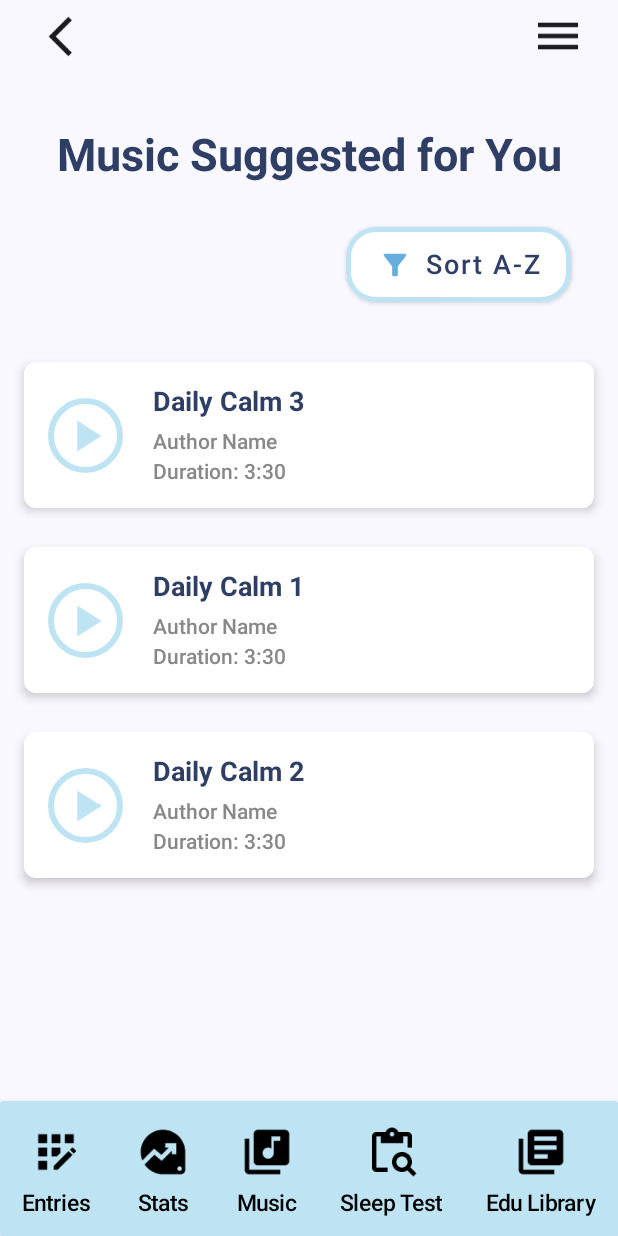
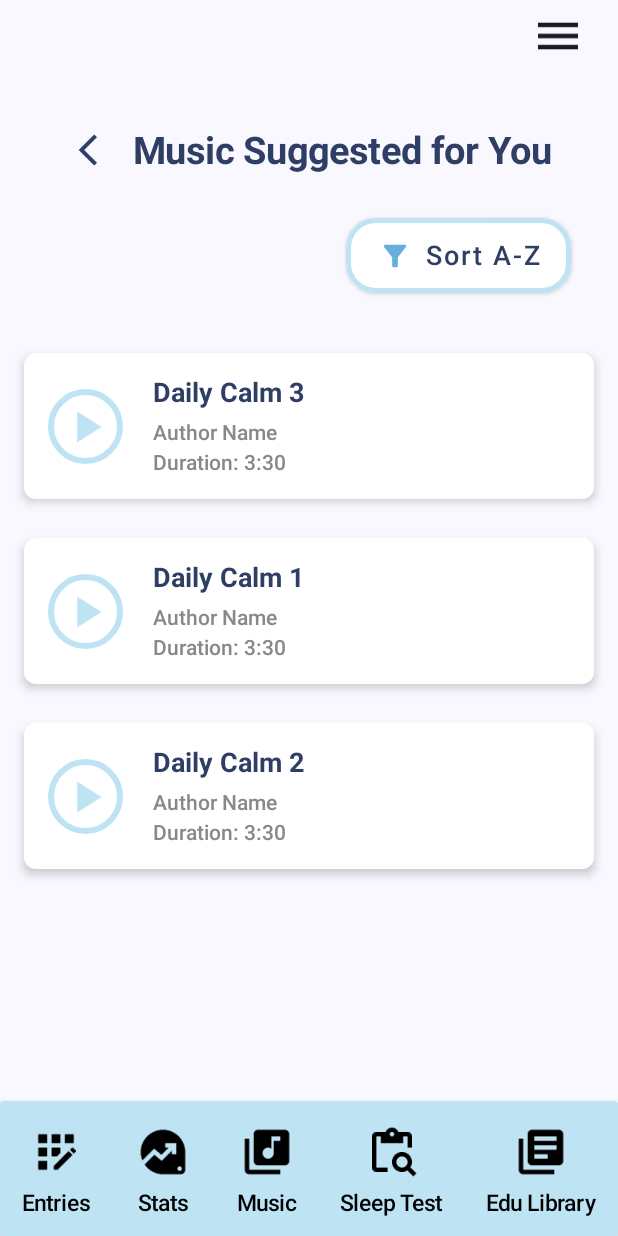
Before and after one commit to wongsssue/MentalHealth, an Android app built with Jetpack Compose: the MusicPage screen opened through its navigation route, on a phone screen of 412 x 824 dp. Run offline under Robolectric (Android 15) with nearby library versions, the phone set to English and light mode, and no system bars; our stand-ins replace Firebase (no records; nobody signed in at launch, a user with empty details on screens opened directly), Room's generated code, livedata-compose; libraries missing offline, so code that uses them is left out: com.github.mikephil.charting, com.google.android.gms.

Commit message:
updated functions

```diff
--- a/app/src/main/java/com/example/mentalhealthemotion/ui/theme/MentalHeathApp.kt
+++ b/app/src/main/java/com/example/mentalhealthemotion/ui/theme/MentalHeathApp.kt
@@ -63,8 +63,6 @@ enum class MentalHeathAppScreen {
 
 @Composable
 fun AppBar(
-    canNavigateBack: Boolean,
-    navigateUp: () -> Unit,
     onMenuClick: () -> Unit,
     modifier: Modifier = Modifier
 ) {
@@ -75,16 +73,6 @@ fun AppBar(
             .statusBarsPadding()
             .padding(horizontal = 16.dp)
     ) {
-        // Back button
-        if (canNavigateBack) {
-            IconButton(onClick = navigateUp) {
-                Icon(
-                    painter = painterResource(R.drawable.back),
-                    contentDescription = "Back",
-                    modifier = Modifier.size(35.dp)
-                )
-            }
-        }
         Spacer(modifier = Modifier.weight(1f))
         // Menu Icon
         IconButton(onClick = onMenuClick) {
@@ -104,9 +92,6 @@ fun MentalHeathApp(
 ) {
     val spotifyService = SpotifyService()
     val eduService = EduService()
-
-    // Initialize coroutine scope
-    val coroutineScope = rememberCoroutineScope()
 
     // Initialize the database and repository
     val appDatabase = remember { AppDatabase.getDatabase(context) }
@@ -147,8 +132,6 @@ fun MentalHeathApp(
         topBar = {
             if (currentRoute in showAppBarScreens) {
                 AppBar(
-                    canNavigateBack = currentRoute != MentalHeathAppScreen.HomePage.name && navController.previousBackStackEntry != null,
-                    navigateUp = { navController.navigateUp() },
                     onMenuClick = { navController.navigate(MentalHeathAppScreen.Menu.name) }
                 )
             }
@@ -264,6 +247,7 @@ fun MentalHeathApp(
                 StatisticPage(
                     moodEntryViewModel = moodViewModel,
                     userViewModel = userViewModel,
+                    toEntryPage = {navController.navigate(MentalHeathAppScreen.MoodTrackerPage.name) },
                     onNavigate = { route -> navController.navigate(route) }
                 )
             }
@@ -272,14 +256,15 @@ fun MentalHeathApp(
             composable(route = MentalHeathAppScreen.MusicStartPage.name) {
                 MusicStartPage(
                     onNavigate = { route -> navController.navigate(route) },
-                    musicSuggestions = { navController.navigate((MentalHeathAppScreen.MusicPage.name))}
+                    musicSuggestions = { navController.navigate(MentalHeathAppScreen.MusicPage.name)}
                 )
             }
 
             // Music Page
             composable(route = MentalHeathAppScreen.MusicPage.name) {
                 MusicPage(
-                    onNavigate = { route -> navController.navigate(route) }
+                    onNavigate = { route -> navController.navigate(route) },
+                    toMusicStartPage = {navController.navigate(MentalHeathAppScreen.MusicStartPage.name)}
                 )
             }
 
--- a/app/src/main/java/com/example/mentalhealthemotion/ui/theme/MusicPage.kt
+++ b/app/src/main/java/com/example/mentalhealthemotion/ui/theme/MusicPage.kt
@@ -24,7 +24,10 @@ import androidx.compose.ui.unit.sp
 import com.example.mentalhealthemotion.R
 
 @Composable
-fun MusicPage(onNavigate: (String) -> Unit) {
+fun MusicPage(
+    onNavigate: (String) -> Unit,
+    toMusicStartPage: () -> Unit
+) {
     var playlist by remember {
         mutableStateOf(
             listOf(
@@ -43,13 +46,24 @@ fun MusicPage(onNavigate: (String) -> Unit) {
                 .padding(16.dp),
             horizontalAlignment = Alignment.CenterHorizontally
         ) {
+            Row{
+                Icon(
+                    painter = painterResource(R.drawable.back),
+                    contentDescription = "Back",
+                    tint = Color(0xFF2E3E64),
+                    modifier = Modifier
+                        .size(28.dp)
+                        .clickable { toMusicStartPage()  }
+                )
+                Spacer(modifier = Modifier.width(16.dp))
                 Text(
                     text = "Music Suggested for You",
-                fontSize = 30.sp,
+                    fontSize = 25.sp,
                     fontWeight = FontWeight.Bold,
                     color = Color(0xFF2E3E64),
                     modifier = Modifier.padding(bottom = 30.dp)
                 )
+            }
 
             // Filter Bar
             Row(
@@ -191,9 +205,3 @@ fun MusicCard(
     }
     Spacer(modifier = Modifier.height(10.dp))
 }
-
-@Preview(showBackground = true)
-@Composable
-fun PreviewMusicPage() {
-    MusicPage(onNavigate = {})
-}
```
Also changed, not shown: app/src/main/java/com/example/mentalhealthemotion/Data/MoodEntryRepository.kt (+5 -5 lines), app/src/main/java/com/example/mentalhealthemotion/Data/MoodEntryViewModel.kt (+8 -1 lines), app/src/main/java/com/example/mentalhealthemotion/ui/theme/statisticPage.kt (+20 -1 lines). Lines whose indentation alone changed are shown as unchanged.
